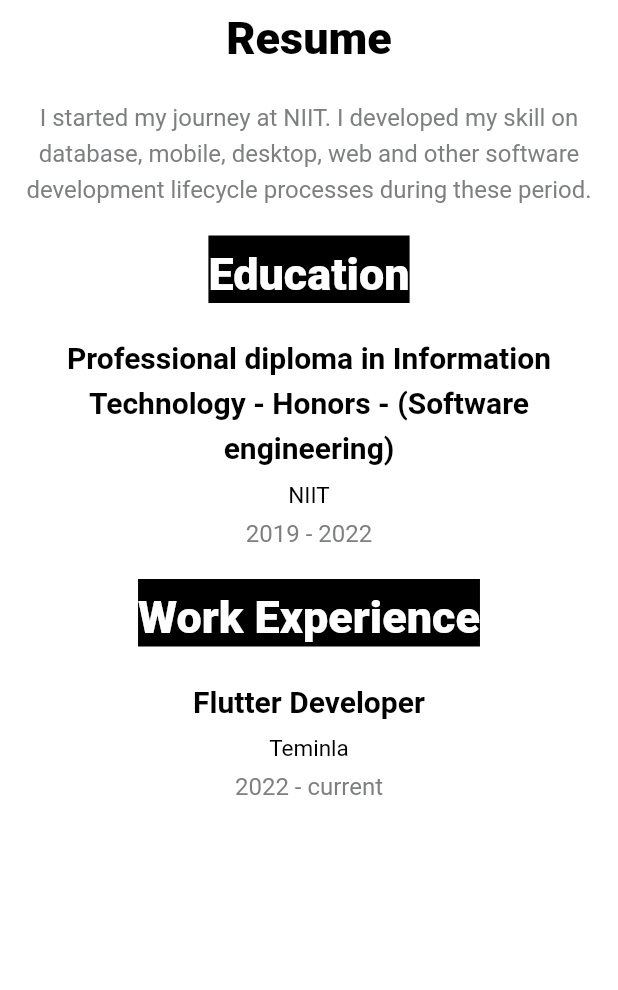
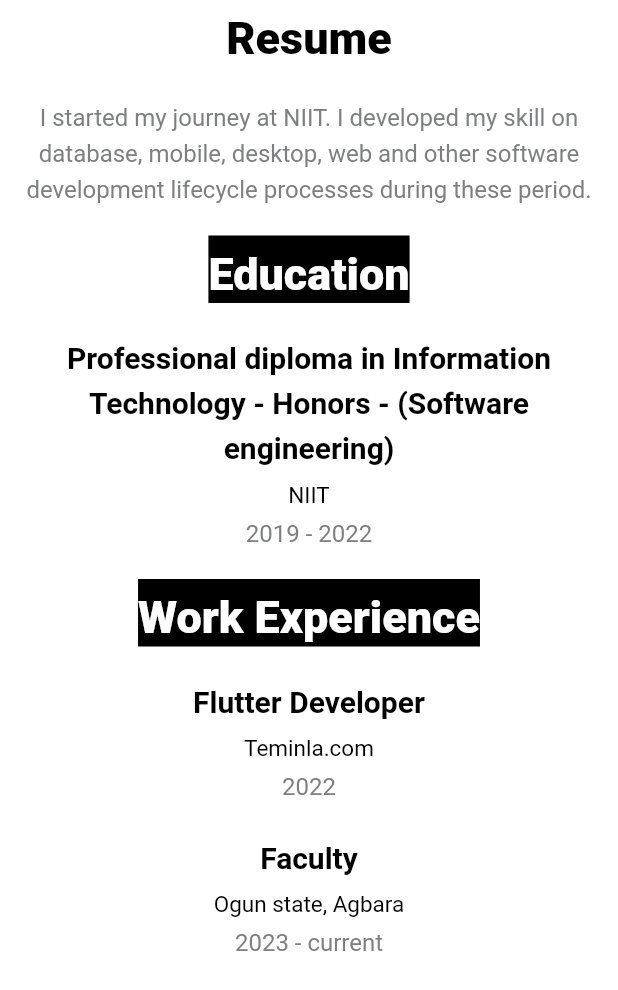
Before and after one commit to Ahmodiyy/Ahmodiyy, a Flutter app: what buildResume() shows on an empty page, opened directly, on a phone screen of 412 x 824 dp. Shown: the top 990 px of the screen. Run offline on Flutter 3.47's test engine with Material 2 defaults, Android fonts, the phone set to English and light mode, and no system bars; our stand-ins replace font_awesome_flutter; missing offline and left inert: adaptive_components.

Commit message:
update resume and intro statement

```diff
--- a/lib/models/education_or_experience_data.dart
+++ b/lib/models/education_or_experience_data.dart
@@ -10,8 +10,10 @@ class EducationOrExperienceData {
   ];
   static List<EducationOrExperienceModel> experiences = [
     EducationOrExperienceModel(
-        title: 'Flutter Developer',
-        dateRange: '2022 - current',
-        location: 'Teminla'),
+        title: 'Flutter Developer', dateRange: '2022', location: 'Teminla.com'),
+    EducationOrExperienceModel(
+        title: 'Faculty',
+        dateRange: '2023 - current',
+        location: 'Ogun state, Agbara'),
   ];
 }
--- a/lib/screens/Intro.dart
+++ b/lib/screens/Intro.dart
@@ -85,7 +85,7 @@ Widget buildIntro(TextAlign textAlign, BoxConstraints constraints) {
         height: 10,
       ),
       Text(
-        'I\'m a flutter developer based in Nigeria, I have 1 year of experience and I specialize in create cross platform app using flutter. I am open for new opportunity and interesting project.',
+        'I\'m a flutter developer based in Nigeria, I have a strong background in java and I specialize in creating cross platform app using flutter. I am open for new opportunity and interesting project.',
         textAlign: textAlign,
       ),
       constraints.maxWidth < mobileWidth
--- a/lib/screens/resume.dart
+++ b/lib/screens/resume.dart
@@ -58,9 +58,12 @@ Widget buildResume() {
         style: constantHeaderStyle,
       ),
       sizedBoxHeightTwenty,
-      const Text(
-        'I started my journey at NIIT. I developed my skill on database, mobile, desktop, web and other software development lifecycle processes during these period.',
-        textAlign: TextAlign.center,
+      const SizedBox(
+        width: 800,
+        child: Text(
+          'I started my journey at NIIT. I developed my skill on database, mobile, desktop, web and other software development lifecycle processes during these period.',
+          textAlign: TextAlign.center,
+        ),
       ),
       sizedBoxHeightTwenty,
       const Text(
```
